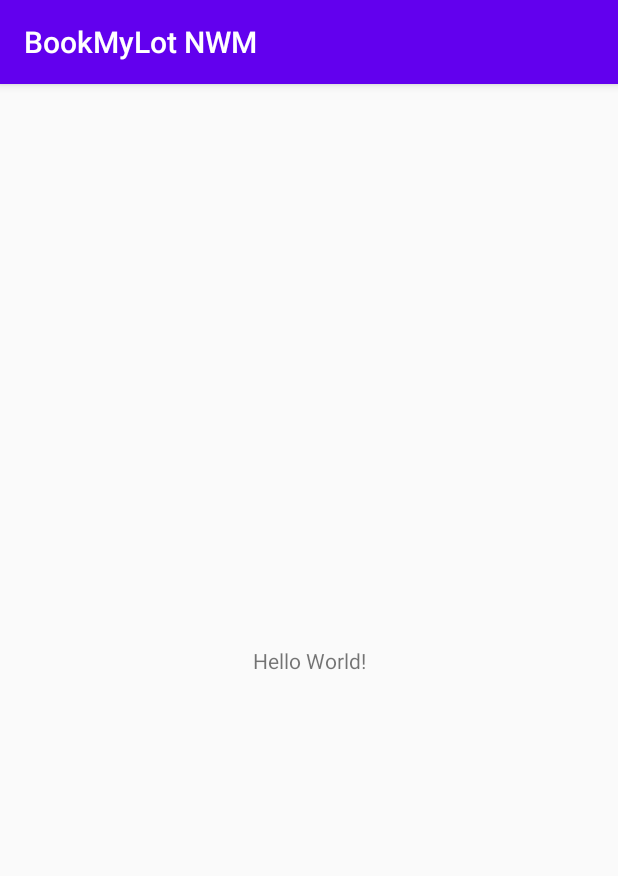
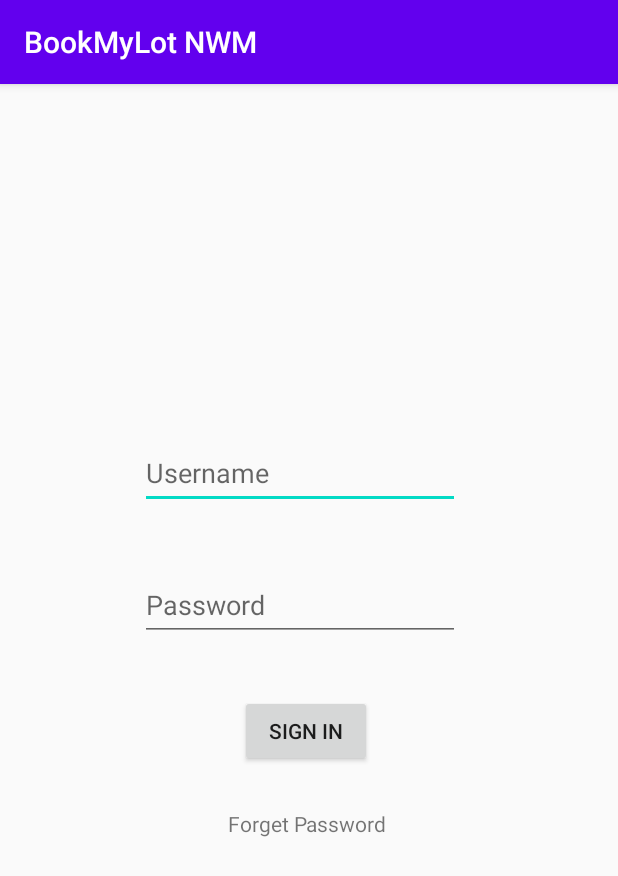
Before and after one commit to dheerajkrishna458/BookMyLotNWM, an Android app: the screen it shows after launch (MainActivity), on a phone screen of 412 x 824 dp. Shown: the top 876 px of the screen. Run offline under Robolectric (Android 15) with nearby library versions, the phone set to English and light mode, and no system bars.

Commit message:
dheeraj krishna sign page creation and 2nd layout page creation

```diff
--- a/app/src/main/res/layout/activity_main.xml
+++ b/app/src/main/res/layout/activity_main.xml
@@ -6,13 +6,50 @@
     android:layout_height="match_parent"
     tools:context=".MainActivity">
 
-    <TextView
+    <EditText
+        android:id="@+id/userName"
         android:layout_width="wrap_content"
         android:layout_height="wrap_content"
-        android:text="Hello World!"
-        app:layout_constraintBottom_toBottomOf="parent"
-        app:layout_constraintEnd_toEndOf="parent"
+        android:layout_marginStart="93dp"
+        android:layout_marginTop="235dp"
+        android:ems="10"
+        android:hint="Username"
+        android:inputType="textPersonName"
+        android:minHeight="48dp"
         app:layout_constraintStart_toStartOf="parent"
         app:layout_constraintTop_toTopOf="parent" />
 
+    <EditText
+        android:id="@+id/Password"
+        android:layout_width="wrap_content"
+        android:layout_height="wrap_content"
+        android:layout_marginStart="93dp"
+        android:layout_marginTop="40dp"
+        android:ems="10"
+        android:hint="Password"
+        android:inputType="textPassword"
+        android:minHeight="48dp"
+        app:layout_constraintStart_toStartOf="parent"
+        app:layout_constraintTop_toBottomOf="@+id/userName"
+        tools:ignore="SpeakableTextPresentCheck" />
+
+    <Button
+        android:id="@+id/button"
+        android:layout_width="wrap_content"
+        android:layout_height="wrap_content"
+        android:layout_marginStart="160dp"
+        android:layout_marginTop="36dp"
+        android:text="Sign In"
+        app:layout_constraintStart_toStartOf="parent"
+        app:layout_constraintTop_toBottomOf="@+id/Password" />
+
+    <TextView
+        android:id="@+id/ForgetPassword"
+        android:layout_width="wrap_content"
+        android:layout_height="wrap_content"
+        android:layout_marginStart="152dp"
+        android:layout_marginTop="28dp"
+        android:text="Forget Password"
+        app:layout_constraintStart_toStartOf="parent"
+        app:layout_constraintTop_toBottomOf="@+id/button" />
 </android.support.constraint.ConstraintLayout>
--- /dev/null
+++ b/app/src/main/res/layout/type.xml
@@ -0,0 +1,6 @@
+<?xml version="1.0" encoding="utf-8"?>
+<android.support.constraint.ConstraintLayout xmlns:android="http://schemas.android.com/apk/res/android"
+    android:layout_width="match_parent"
+    android:layout_height="match_parent">
+
+</android.support.constraint.ConstraintLayout>
```
